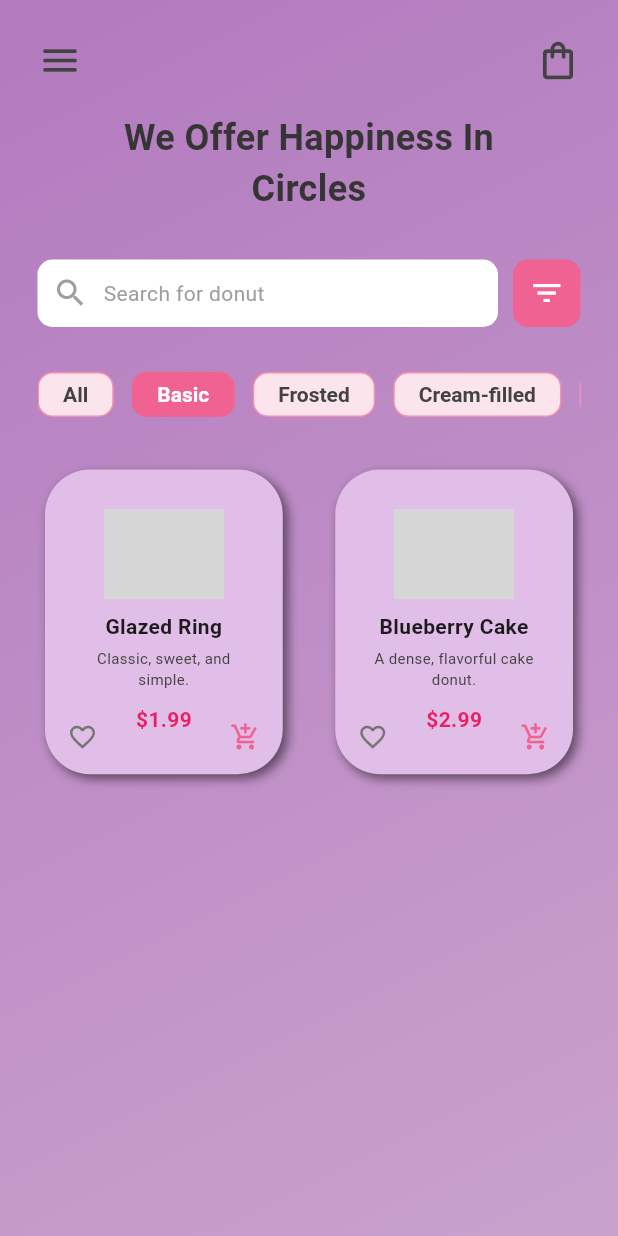
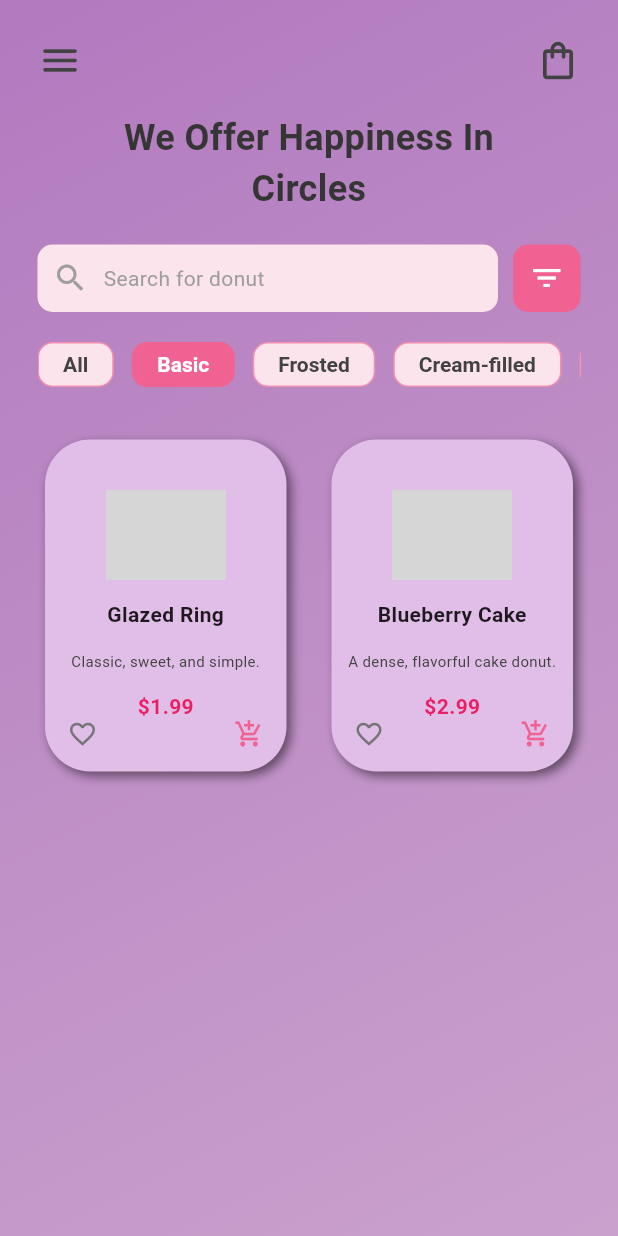
Before and after one commit to michalis-oik/flutter_dribbble_app_2, a Flutter app: the screen it shows after launch, after a tap on "Basic", on a phone screen of 412 x 824 dp. Run offline on Flutter 3.47's test engine with Material 3 defaults, Android fonts, the phone set to English and light mode, and no system bars; grey boxes are pictures that could not be loaded.

Commit message:
update donut UI

```diff
--- a/lib/pages/home_page.dart
+++ b/lib/pages/home_page.dart
@@ -133,13 +133,13 @@ class _HomePageState extends State<HomePage> {
                         child: const Text("We Offer Happiness In Circles", textAlign: TextAlign.center, style: TextStyle(fontSize: 24, fontWeight: FontWeight.bold, color: Color.fromARGB(255, 54, 53, 53),),),
                       ),
                     ),
-                    const SizedBox(height: 30),
+                    const SizedBox(height: 20),
                     Row(
                       children: [
                         Expanded(
                           child: Container(
                             height: 45,
-                            decoration: BoxDecoration(color: Colors.white, borderRadius: BorderRadius.circular(10),),
+                            decoration: BoxDecoration(color: Colors.pink[50], borderRadius: BorderRadius.circular(10),),
                             child: Row(
                               children: const [
                                 SizedBox(width: 10),
@@ -159,7 +159,7 @@ class _HomePageState extends State<HomePage> {
                         ),
                       ],
                     ),
-                    const SizedBox(height: 30),
+                    const SizedBox(height: 20),
 
                     // Horizontal Categories
                     SizedBox(
@@ -196,9 +196,9 @@ class _HomePageState extends State<HomePage> {
                       itemCount: _filteredDonuts.length, // Use the length of the filtered list
                       gridDelegate: const SliverGridDelegateWithFixedCrossAxisCount(
                         crossAxisCount: 2,
-                        crossAxisSpacing: 15,
-                        mainAxisSpacing: 15,
-                        childAspectRatio: 0.8,
+                        crossAxisSpacing: 10,
+                        mainAxisSpacing: 10,
+                        childAspectRatio: 0.75,
                       ),
                       itemBuilder: (context, index) {
                         // Get the specific donut from the filtered list
--- a/lib/utils/donut_card.dart
+++ b/lib/utils/donut_card.dart
@@ -1,5 +1,3 @@
-// lib/utils/donut_card.dart
-
 import 'package:flutter/material.dart';
 
 class DonutCard extends StatefulWidget {
@@ -107,13 +105,11 @@ class _DonutCardState extends State<DonutCard> with SingleTickerProviderStateMix
           ),
           child: Stack(
             children: [
-              // Main content centered
               Center(
                 child: Padding(
-                  padding: const EdgeInsets.all(20.0),
+                  padding: const EdgeInsets.symmetric(vertical: 20.0, horizontal: 10.0),
                   child: Column(
-                    mainAxisSize: MainAxisSize.min,
-                    mainAxisAlignment: MainAxisAlignment.center,
+                    mainAxisAlignment: MainAxisAlignment.spaceEvenly,
                     crossAxisAlignment: CrossAxisAlignment.center,
                     children: [
                       Image.asset(
@@ -121,7 +117,6 @@ class _DonutCardState extends State<DonutCard> with SingleTickerProviderStateMix
                         height: 60,
                         width: 80,
                       ),
-                      const SizedBox(height: 8),
                       Text(
                         widget.title,
                         style: const TextStyle(
@@ -133,7 +128,6 @@ class _DonutCardState extends State<DonutCard> with SingleTickerProviderStateMix
                         maxLines: 1,
                         overflow: TextOverflow.ellipsis,
                       ),
-                      const SizedBox(height: 4),
                       Text(
                         widget.subtitle,
                         style: TextStyle(
@@ -144,7 +138,6 @@ class _DonutCardState extends State<DonutCard> with SingleTickerProviderStateMix
                         overflow: TextOverflow.ellipsis,
                         textAlign: TextAlign.center,
                       ),
-                      const SizedBox(height: 10),
                       Text(
                         widget.price,
                         style: const TextStyle(
```
